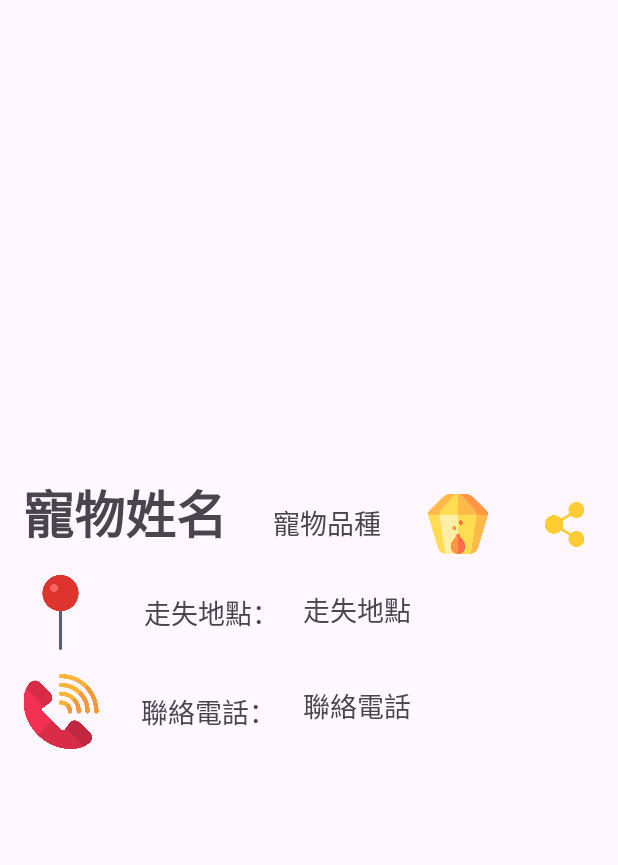
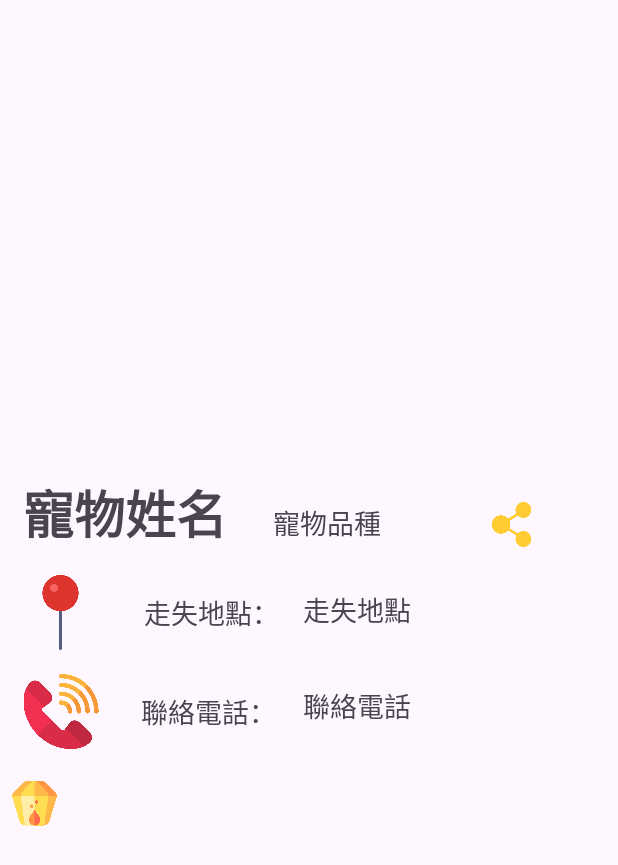
Before and after one commit to D1204416/app_petLight, an Android app: the layout list_item_pet_info.xml on its own in the app's theme, with its tools: preview values and no code run, on a phone screen of 412 x 824 dp. Shown: the top 865 px of the screen. Run offline under Robolectric (Android 15) with nearby library versions, the phone set to English and light mode, and no system bars.

Commit message:
add 天燈, 分享按鈕

```diff
--- a/app/src/main/res/layout/list_item_pet_info.xml
+++ b/app/src/main/res/layout/list_item_pet_info.xml
@@ -50,13 +50,13 @@
             android:gravity="center_vertical|end"
             android:orientation="horizontal">
 
-            <ImageView
-                android:id="@+id/icon_light_bulb"
-                android:layout_width="30dp"
-                android:layout_height="40dp"
-                android:layout_marginHorizontal="8dp"
-                android:layout_weight="1"
-                app:srcCompat="@drawable/sky_lantern_2" />
+<!--            <ImageView-->
+<!--                android:id="@+id/icon_light_bulb"-->
+<!--                android:layout_width="30dp"-->
+<!--                android:layout_height="40dp"-->
+<!--                android:layout_marginHorizontal="8dp"-->
+<!--                android:layout_weight="1"-->
+<!--                app:srcCompat="@drawable/sky_lantern_2" />-->
 
             <ImageView
                 android:id="@+id/icon_share"
@@ -151,4 +151,12 @@
 
 <!--    </LinearLayout>-->
 
+    <ImageView
+        android:id="@+id/icon_light_bulb"
+        android:layout_width="30dp"
+        android:layout_height="40dp"
+        android:layout_marginHorizontal="8dp"
+        android:layout_weight="1"
+        app:srcCompat="@drawable/sky_lantern_2" />
+
 </LinearLayout>
```
Also changed, not shown: app/src/main/java/com/example/petlight/DisplayActivity.java (+32 -1 lines).
